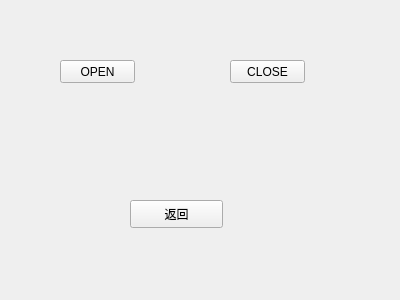
LYC-hu/QT-Home-automation, file pythonProject(Aliyun)/DOOR.ui: the form before one commit.
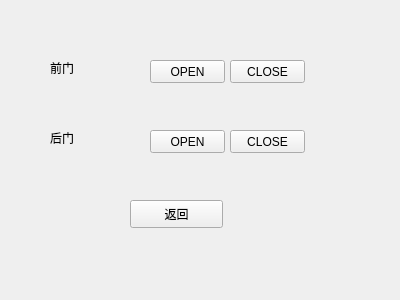
The form after the commit.

Patch:
```diff
--- a/pythonProject(Aliyun)/DOOR.ui
+++ b/pythonProject(Aliyun)/DOOR.ui
@@ -16,7 +16,7 @@
   <widget class="QPushButton" name="OPEN">
    <property name="geometry">
     <rect>
-     <x>60</x>
+     <x>150</x>
      <y>60</y>
      <width>75</width>
      <height>23</height>
@@ -52,6 +52,58 @@
     <string>返回</string>
    </property>
   </widget>
+  <widget class="QLabel" name="label">
+   <property name="geometry">
+    <rect>
+     <x>50</x>
+     <y>60</y>
+     <width>72</width>
+     <height>15</height>
+    </rect>
+   </property>
+   <property name="text">
+    <string>前门</string>
+   </property>
+  </widget>
+  <widget class="QLabel" name="label_2">
+   <property name="geometry">
+    <rect>
+     <x>50</x>
+     <y>130</y>
+     <width>72</width>
+     <height>15</height>
+    </rect>
+   </property>
+   <property name="text">
+    <string>后门</string>
+   </property>
+  </widget>
+  <widget class="QPushButton" name="CLOSE_BACK">
+   <property name="geometry">
+    <rect>
+     <x>230</x>
+     <y>130</y>
+     <width>75</width>
+     <height>23</height>
+    </rect>
+   </property>
+   <property name="text">
+    <string>CLOSE</string>
+   </property>
+  </widget>
+  <widget class="QPushButton" name="OPEN_BACK">
+   <property name="geometry">
+    <rect>
+     <x>150</x>
+     <y>130</y>
+     <width>75</width>
+     <height>23</height>
+    </rect>
+   </property>
+   <property name="text">
+    <string>OPEN</string>
+   </property>
+  </widget>
  </widget>
  <resources/>
  <connections/>
```
Left out of the diff: 4 changed lines with no effect on the pictures.
